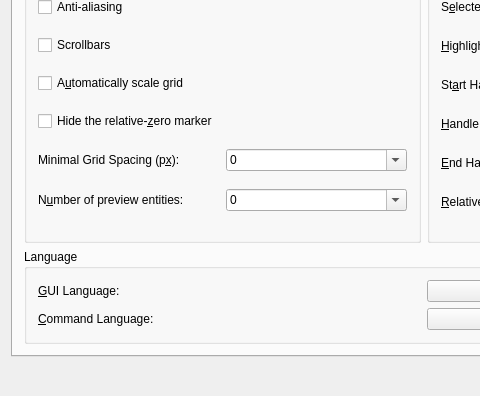
LibreCAD/LibreCAD, file librecad/src/ui/forms/qg_dlgoptionsgeneral.ui: the form before one commit; both pictures show x 0 to 480 and y 250 to 646 of the 847 by 646 pixel window.
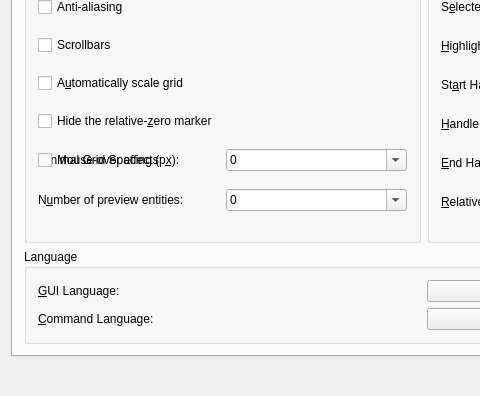
The form after the commit. Icons and pictures are not drawn.

Commit message: issue #1645: enable glowing effects by setting

```diff
--- a/librecad/src/ui/forms/qg_dlgoptionsgeneral.ui
+++ b/librecad/src/ui/forms/qg_dlgoptionsgeneral.ui
@@ -329,6 +329,19 @@
             </property>
            </widget>
           </item>
+          <item row="9" column="0">
+           <widget class="QCheckBox" name="cbVisualizeHovering">
+            <property name="toolTip">
+             <string>Visualize the entity under the cursor</string>
+            </property>
+            <property name="text">
+             <string>Mouse-over effects</string>
+            </property>
+            <property name="shortcut">
+             <string>Alt+Z</string>
+            </property>
+           </widget>
+          </item>
          </layout>
         </widget>
        </item>
```
The commit also changes 2 other files.
